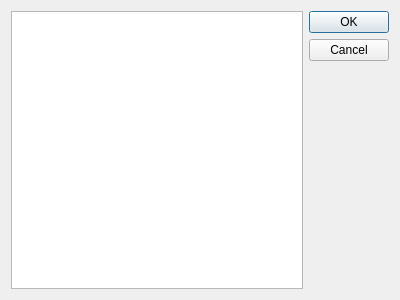
Above: flscp/ui/hostselector.ui from FLS-Wiesbaden/flscp before the change. Below: the same form after it.
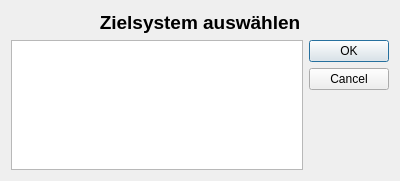
That is the form after the change. Icons and pictures are not drawn.

Commit message: Fixed loading/starting interface, saves window state.

The edit to the form file:
```diff
--- a/flscp/ui/hostselector.ui
+++ b/flscp/ui/hostselector.ui
@@ -7,7 +7,7 @@
     <x>0</x>
     <y>0</y>
     <width>400</width>
-    <height>300</height>
+    <height>181</height>
    </rect>
   </property>
   <property name="windowTitle">
@@ -20,15 +20,15 @@
   <property name="locale">
    <locale language="German" country="Germany"/>
   </property>
-  <layout class="QHBoxLayout" name="horizontalLayout">
-   <item>
+  <layout class="QGridLayout" name="gridLayout">
+   <item row="1" column="1">
     <widget class="QListWidget" name="hostList">
      <property name="sortingEnabled">
       <bool>true</bool>
      </property>
     </widget>
    </item>
-   <item>
+   <item row="1" column="2">
     <widget class="QDialogButtonBox" name="buttonBox">
      <property name="orientation">
       <enum>Qt::Vertical</enum>
@@ -38,6 +38,26 @@
      </property>
     </widget>
    </item>
+   <item row="0" column="1" colspan="2">
+    <widget class="QLabel" name="label">
+     <property name="font">
+      <font>
+       <pointsize>14</pointsize>
+       <weight>75</weight>
+       <bold>true</bold>
+      </font>
+     </property>
+     <property name="text">
+      <string>Zielsystem auswählen</string>
+     </property>
+     <property name="alignment">
+      <set>Qt::AlignCenter</set>
+     </property>
+     <property name="textInteractionFlags">
+      <set>Qt::NoTextInteraction</set>
+     </property>
+    </widget>
+   </item>
   </layout>
  </widget>
  <resources>
```
Left out of the diff: 2 changed lines with no effect on the pictures. The commit also changes 5 other files.
